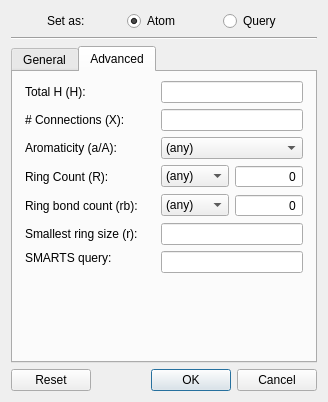
Old version of the form src/schrodinger/sketcher/ui/edit_atom_properties.ui in the repository schrodinger/sketcher.
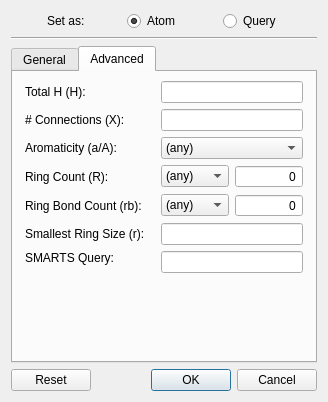
New version of the form. The open tabs and pages were chosen to show the change. Icons and pictures are not drawn. Custom widgets are drawn as their Qt base class.

Commit message: SKETCH-1817: Add tooltips and button capitalization to edit_atom_properties dialog

What changed in the file:
```diff
--- a/src/schrodinger/sketcher/ui/edit_atom_properties.ui
+++ b/src/schrodinger/sketcher/ui/edit_atom_properties.ui
@@ -359,7 +359,7 @@
            <item row="6" column="0">
             <widget class="QLabel" name="smallest_ring_size_lbl">
              <property name="text">
-              <string>Smallest ring size (r):</string>
+              <string>Smallest Ring Size (r):</string>
              </property>
             </widget>
            </item>
@@ -399,14 +399,14 @@
            <item row="5" column="0">
             <widget class="QLabel" name="ring_bond_count_lbl">
              <property name="text">
-              <string>Ring bond count (rb):</string>
+              <string>Ring Bond Count (rb):</string>
              </property>
             </widget>
            </item>
            <item row="7" column="0">
             <widget class="QLabel" name="smarts_query_lbl">
              <property name="text">
-              <string>SMARTS query:</string>
+              <string>SMARTS Query:</string>
              </property>
              <property name="alignment">
               <set>Qt::AlignLeading|Qt::AlignLeft|Qt::AlignTop</set>
```
Left out of the diff: 39 changed lines with no effect on the pictures. The commit also changes 1 other file.
